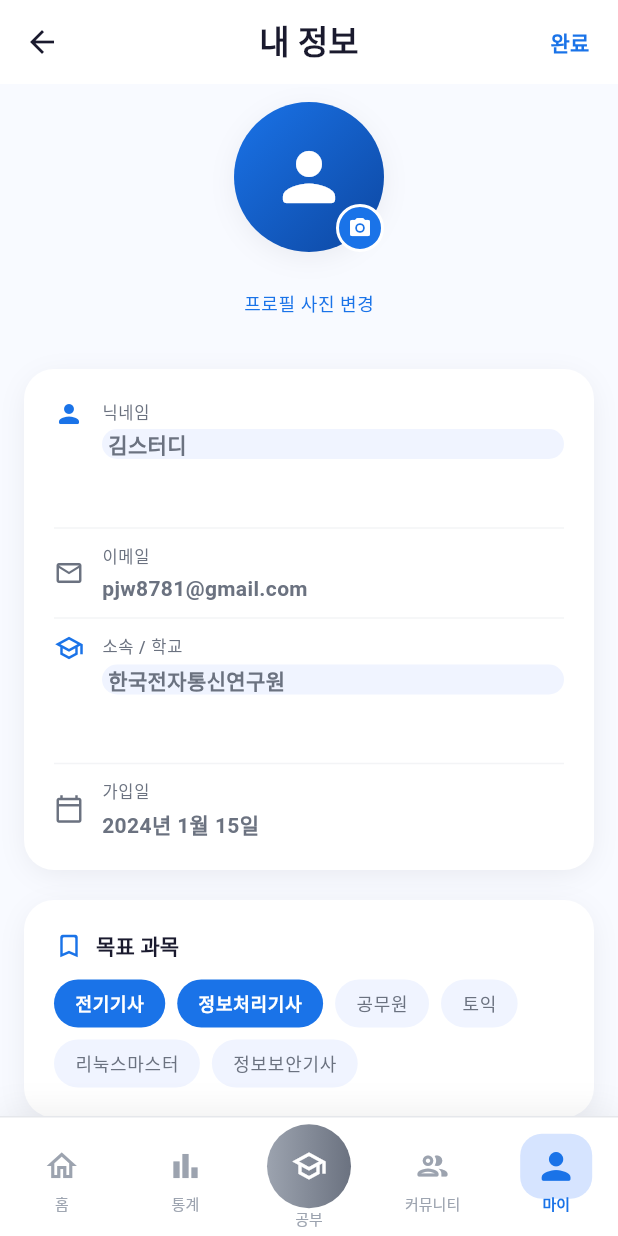
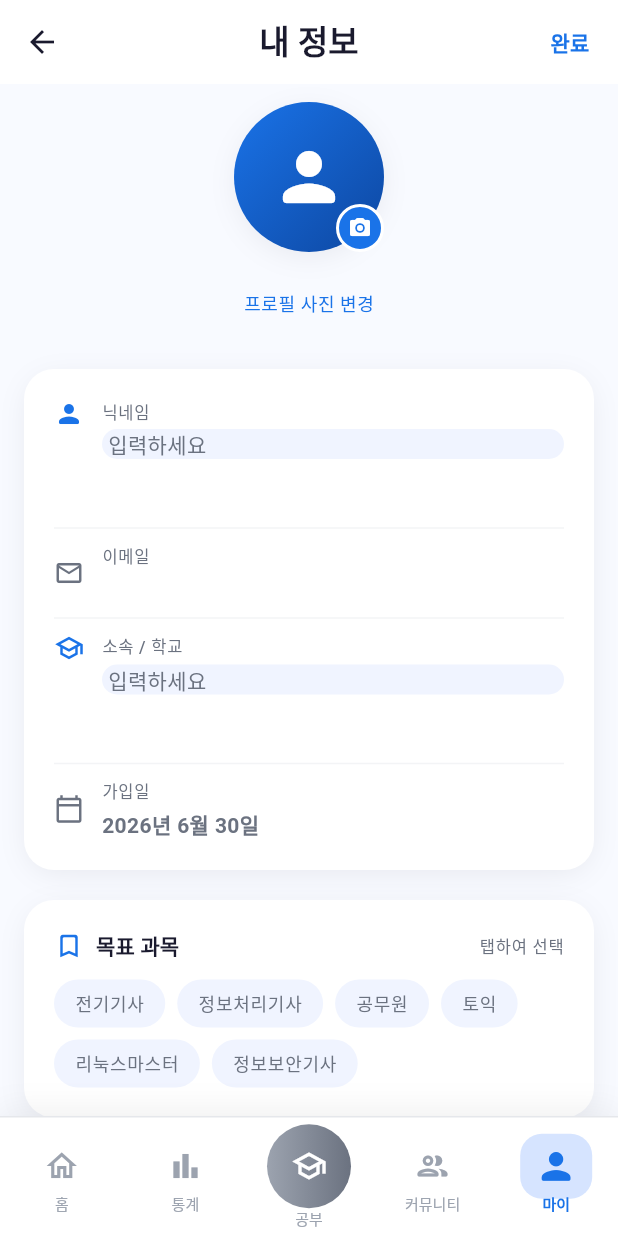
Before and after one commit to anchovy8781/studyfactory, a Flutter app: the MyInfoScreen screen opened by its route, after a tap on "편집", after a tap on "프로필 사진 변경", on a phone screen of 412 x 824 dp. Run offline on Flutter 3.47's test engine with Material 3 defaults, Android fonts, the phone set to English and light mode, and no system bars; drawn by our look-alikes of flutter_animate; our stand-ins replace camera, cloud_firestore, dio, equatable, firebase_analytics, firebase_auth and 13 more; missing offline and left inert: google_mlkit_face_detection; accounts and stored records are empty; Roboto replaces fonts that are missing (Pretendard).

```diff
--- a/lib/features/auth/presentation/providers/auth_provider.dart
+++ b/lib/features/auth/presentation/providers/auth_provider.dart
@@ -68,6 +68,12 @@ class AuthNotifier extends StateNotifier<AuthState> {
   Future<bool> reloadAndCheckEmailVerified() =>
       _repository.reloadAndCheckEmailVerified();
 
+  /// Delete the account (30-day re-registration block applies).
+  Future<void> withdraw() async {
+    await _repository.withdraw();
+    state = const AuthState.unauthenticated();
+  }
+
   /// Log out and clear local session.
   Future<void> logout() async {
     state = const AuthState.loading();
--- a/lib/features/profile/presentation/my_info_screen.dart
+++ b/lib/features/profile/presentation/my_info_screen.dart
@@ -1,6 +1,12 @@
+import 'dart:io';
+
+import 'package:cloud_firestore/cloud_firestore.dart';
+import 'package:firebase_auth/firebase_auth.dart';
 import 'package:flutter/material.dart';
 import 'package:flutter_animate/flutter_animate.dart';
 import 'package:flutter_riverpod/flutter_riverpod.dart';
+import 'package:image_picker/image_picker.dart';
+import 'package:shared_preferences/shared_preferences.dart';
 import 'package:studyverse/core/constants/app_colors.dart';
 import 'package:studyverse/core/constants/app_text_styles.dart';
 import 'package:studyverse/shared/widgets/app_button.dart';
@@ -13,18 +19,104 @@ class MyInfoScreen extends ConsumerStatefulWidget {
 }
 
 class _MyInfoScreenState extends ConsumerState<MyInfoScreen> {
-  final _nicknameController = TextEditingController(text: '김스터디');
-  final _schoolController = TextEditingController(text: '한국전자통신연구원');
+  final _nicknameController = TextEditingController();
+  final _schoolController = TextEditingController();
   bool _isEditing = false;
+  bool _saving = false;
+  String? _photoPath;
 
-  final _targetSubjects = ['전기기사', '정보처리기사'];
+  final _targetSubjects = <String>[];
   final _allSubjects = ['전기기사', '정보처리기사', '공무원', '토익', '리눅스마스터', '정보보안기사'];
+
+  User? get _user => FirebaseAuth.instance.currentUser;
+
+  @override
+  void initState() {
+    super.initState();
+    _nicknameController.text = _user?.displayName ?? '';
+    _load();
+  }
+
+  Future<void> _load() async {
+    final prefs = await SharedPreferences.getInstance();
+    _photoPath = prefs.getString('profile_photo_path');
+    final uid = _user?.uid;
+    if (uid != null) {
+      try {
+        final doc = await FirebaseFirestore.instance
+            .collection('users')
+            .doc(uid)
+            .get();
+        final d = doc.data();
+        if (d != null) {
+          _schoolController.text = (d['school'] as String?) ?? '';
+          final subs = (d['targetSubjects'] as List?) ?? const [];
+          _targetSubjects
+            ..clear()
+            ..addAll(subs.map((e) => e.toString()));
+        }
+      } catch (_) {/* offline / locked */}
+    }
+    if (mounted) setState(() {});
+  }
 
   @override
   void dispose() {
     _nicknameController.dispose();
     _schoolController.dispose();
     super.dispose();
+  }
+
+  Future<void> _pickPhoto() async {
+    final picker = ImagePicker();
+    final picked = await picker.pickImage(
+      source: ImageSource.gallery,
+      maxWidth: 512,
+      imageQuality: 80,
+    );
+    if (picked == null) return;
+    final prefs = await SharedPreferences.getInstance();
+    await prefs.setString('profile_photo_path', picked.path);
+    if (mounted) setState(() => _photoPath = picked.path);
+  }
+
+  Future<void> _save() async {
+    setState(() => _saving = true);
+    try {
+      await _user?.updateDisplayName(_nicknameController.text.trim());
+      final uid = _user?.uid;
+      if (uid != null) {
+        await FirebaseFirestore.instance.collection('users').doc(uid).set({
+          'nickname': _nicknameController.text.trim(),
+          'school': _schoolController.text.trim(),
+          'targetSubjects': _targetSubjects,
+        }, SetOptions(merge: true));
+      }
+      if (mounted) {
+        setState(() => _isEditing = false);
+        ScaffoldMessenger.of(context).showSnackBar(
+          const SnackBar(
+            content: Text('저장되었습니다.'),
+            backgroundColor: AppColors.success,
+            behavior: SnackBarBehavior.floating,
+          ),
+        );
+      }
+    } catch (e) {
+      if (mounted) {
+        ScaffoldMessenger.of(context).showSnackBar(
+          SnackBar(content: Text('저장 실패: $e')),
+        );
+      }
+    } finally {
+      if (mounted) setState(() => _saving = false);
+    }
+  }
+
+  String _joinDate() {
+    final t = _user?.metadata.creationTime;
+    if (t == null) return '-';
+    return '${t.year}년 ${t.month}월 ${t.day}일';
   }
 
   @override
@@ -38,7 +130,13 @@ class _MyInfoScreenState extends ConsumerState<MyInfoScreen> {
         centerTitle: true,
         actions: [
           TextButton(
-            onPressed: () => setState(() => _isEditing = !_isEditing),
+            onPressed: () {
+              if (_isEditing) {
+                _save();
+              } else {
+                setState(() => _isEditing = true);
+              }
+            },
             child: Text(_isEditing ? '완료' : '편집',
                 style: AppTextStyles.labelLarge.copyWith(
                     color: AppColors.primary, fontWeight: FontWeight.w700)),
@@ -59,7 +157,8 @@ class _MyInfoScreenState extends ConsumerState<MyInfoScreen> {
             if (_isEditing)
               AppButton(
                 label: '변경사항 저장',
-                onPressed: () => setState(() => _isEditing = false),
+                isLoading: _saving,
+                onPressed: _saving ? null : _save,
               ).animate().fadeIn(duration: 300.ms),
           ],
         ),
@@ -81,13 +180,24 @@ class _MyInfoScreenState extends ConsumerState<MyInfoScreen> {
                   gradient: AppColors.primaryGradient,
                   shape: BoxShape.circle,
                   boxShadow: AppColors.cardShadow,
+                  image: _photoPath != null && File(_photoPath!).existsSync()
+                      ? DecorationImage(
+                          image: FileImage(File(_photoPath!)),
+                          fit: BoxFit.cover,
+                        )
+                      : null,
                 ),
-                child: const Center(
-                  child: Icon(Icons.person_rounded, color: Colors.white, size: 52),
+                child: _photoPath != null && File(_photoPath!).existsSync()
+                    ? null
+                    : const Center(
+                        child: Icon(Icons.person_rounded,
+                            color: Colors.white, size: 52),
                       ),
               ),
               if (_isEditing)
-                Container(
+                GestureDetector(
+                  onTap: _pickPhoto,
+                  child: Container(
                     width: 32,
                     height: 32,
                     decoration: BoxDecoration(
@@ -95,16 +205,19 @@ class _MyInfoScreenState extends ConsumerState<MyInfoScreen> {
                       shape: BoxShape.circle,
                       border: Border.all(color: Colors.white, width: 2),
                     ),
-                  child: const Icon(Icons.camera_alt_rounded, color: Colors.white, size: 16),
+                    child: const Icon(Icons.camera_alt_rounded,
+                        color: Colors.white, size: 16),
+                  ),
                 ),
             ],
           ),
           if (_isEditing) ...[
             const SizedBox(height: 10),
             TextButton(
-              onPressed: () {},
+              onPressed: _pickPhoto,
               child: Text('프로필 사진 변경',
-                  style: AppTextStyles.bodySmall.copyWith(color: AppColors.primary)),
+                  style:
+                      AppTextStyles.bodySmall.copyWith(color: AppColors.primary)),
             ),
           ],
         ],
@@ -131,7 +244,7 @@ class _MyInfoScreenState extends ConsumerState<MyInfoScreen> {
           const Divider(color: AppColors.divider, height: 20),
           _buildReadOnlyField(
             label: '이메일',
-            value: 'pjw8781@gmail.com',
+            value: _user?.email ?? '-',
             icon: Icons.email_outlined,
           ),
           const Divider(color: AppColors.divider, height: 20),
@@ -144,7 +257,7 @@ class _MyInfoScreenState extends ConsumerState<MyInfoScreen> {
           const Divider(color: AppColors.divider, height: 20),
           _buildReadOnlyField(
             label: '가입일',
-            value: '2024년 1월 15일',
+            value: _joinDate(),
             icon: Icons.calendar_today_outlined,
           ),
         ],
@@ -168,23 +281,26 @@ class _MyInfoScreenState extends ConsumerState<MyInfoScreen> {
             crossAxisAlignment: CrossAxisAlignment.start,
             children: [
               Text(label,
-                  style: AppTextStyles.labelSmall.copyWith(color: AppColors.textSecondary)),
+                  style: AppTextStyles.labelSmall
+                      .copyWith(color: AppColors.textSecondary)),
               const SizedBox(height: 4),
               enabled
                   ? TextField(
                       controller: controller,
-                      style: AppTextStyles.bodyMedium.copyWith(fontWeight: FontWeight.w600),
+                      style: AppTextStyles.bodyMedium
+                          .copyWith(fontWeight: FontWeight.w600),
                       decoration: InputDecoration(
                         isDense: true,
                         contentPadding: EdgeInsets.zero,
                         border: InputBorder.none,
                         hintText: '입력하세요',
-                        hintStyle: AppTextStyles.bodyMedium.copyWith(
-                            color: AppColors.textSecondary),
+                        hintStyle: AppTextStyles.bodyMedium
+                            .copyWith(color: AppColors.textSecondary),
                       ),
                     )
-                  : Text(controller.text,
-                      style: AppTextStyles.bodyMedium.copyWith(fontWeight: FontWeight.w600)),
+                  : Text(controller.text.isEmpty ? '-' : controller.text,
+                      style: AppTextStyles.bodyMedium
+                          .copyWith(fontWeight: FontWeight.w600)),
             ],
           ),
         ),
@@ -206,10 +322,12 @@ class _MyInfoScreenState extends ConsumerState<MyInfoScreen> {
             crossAxisAlignment: CrossAxisAlignment.start,
             children: [
               Text(label,
-                  style: AppTextStyles.labelSmall.copyWith(color: AppColors.textSecondary)),
+                  style: AppTextStyles.labelSmall
+                      .copyWith(color: AppColors.textSecondary)),
               const SizedBox(height: 4),
               Text(value,
-                  style: AppTextStyles.bodyMedium.copyWith(fontWeight: FontWeight.w600)),
+                  style: AppTextStyles.bodyMedium
+                      .copyWith(fontWeight: FontWeight.w600)),
             ],
           ),
         ),
@@ -230,10 +348,17 @@ class _MyInfoScreenState extends ConsumerState<MyInfoScreen> {
         children: [
           Row(
             children: [
-              const Icon(Icons.bookmark_outline_rounded, color: AppColors.primary, size: 20),
+              const Icon(Icons.bookmark_outline_rounded,
+                  color: AppColors.primary, size: 20),
               const SizedBox(width: 8),
               Text('목표 과목',
-                  style: AppTextStyles.titleSmall.copyWith(fontWeight: FontWeight.w700)),
+                  style:
+                      AppTextStyles.titleSmall.copyWith(fontWeight: FontWeight.w700)),
+              const Spacer(),
+              if (_isEditing)
+                Text('탭하여 선택',
+                    style: AppTextStyles.labelSmall
+                        .copyWith(color: AppColors.textSecondary)),
             ],
           ),
           const SizedBox(height: 12),
@@ -256,15 +381,18 @@ class _MyInfoScreenState extends ConsumerState<MyInfoScreen> {
                     : null,
                 child: AnimatedContainer(
                   duration: const Duration(milliseconds: 200),
-                  padding: const EdgeInsets.symmetric(horizontal: 14, vertical: 8),
+                  padding:
+                      const EdgeInsets.symmetric(horizontal: 14, vertical: 8),
                   decoration: BoxDecoration(
-                    color: selected ? AppColors.primary : AppColors.surfaceVariant,
+                    color:
+                        selected ? AppColors.primary : AppColors.surfaceVariant,
                     borderRadius: BorderRadius.circular(20),
                   ),
                   child: Text(s,
                       style: AppTextStyles.labelMedium.copyWith(
                         color: selected ? Colors.white : AppColors.textSecondary,
-                        fontWeight: selected ? FontWeight.w700 : FontWeight.w400,
+                        fontWeight:
+                            selected ? FontWeight.w700 : FontWeight.w400,
                       )),
                 ),
               );
```
Also changed, not shown: lib/features/auth/data/auth_repository.dart (+48 -1 lines), lib/features/settings/presentation/settings_screen.dart (+26 -7 lines), lib/features/statistics/presentation/statistics_screen.dart (+13 -14 lines). Lines whose indentation alone changed are shown as unchanged.
